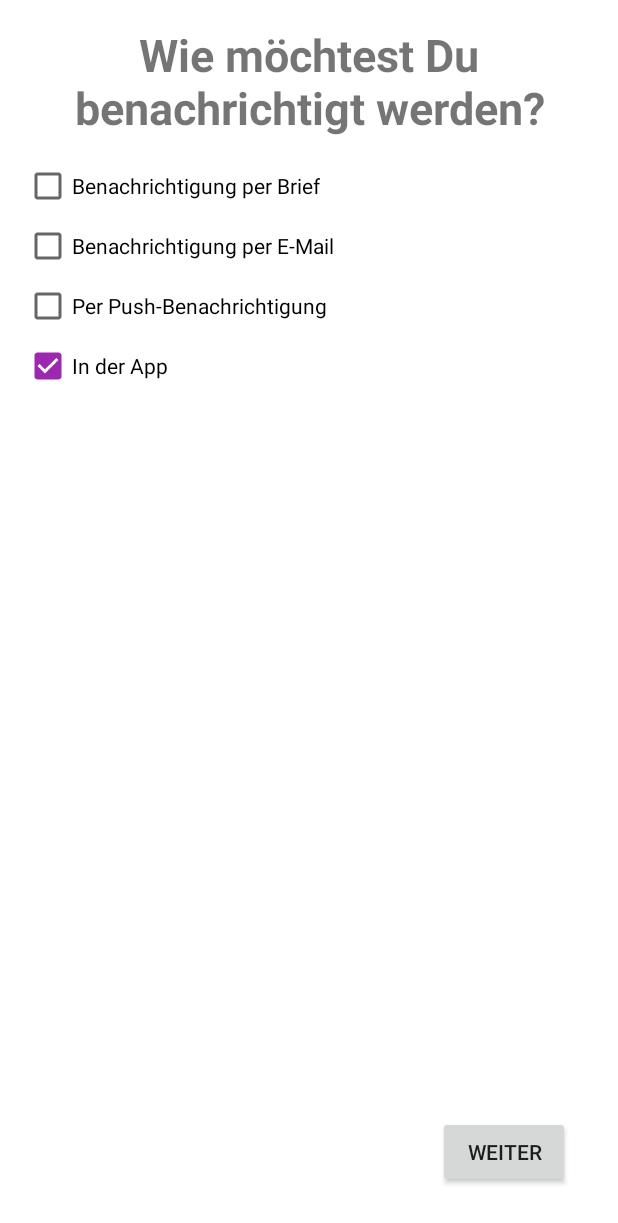
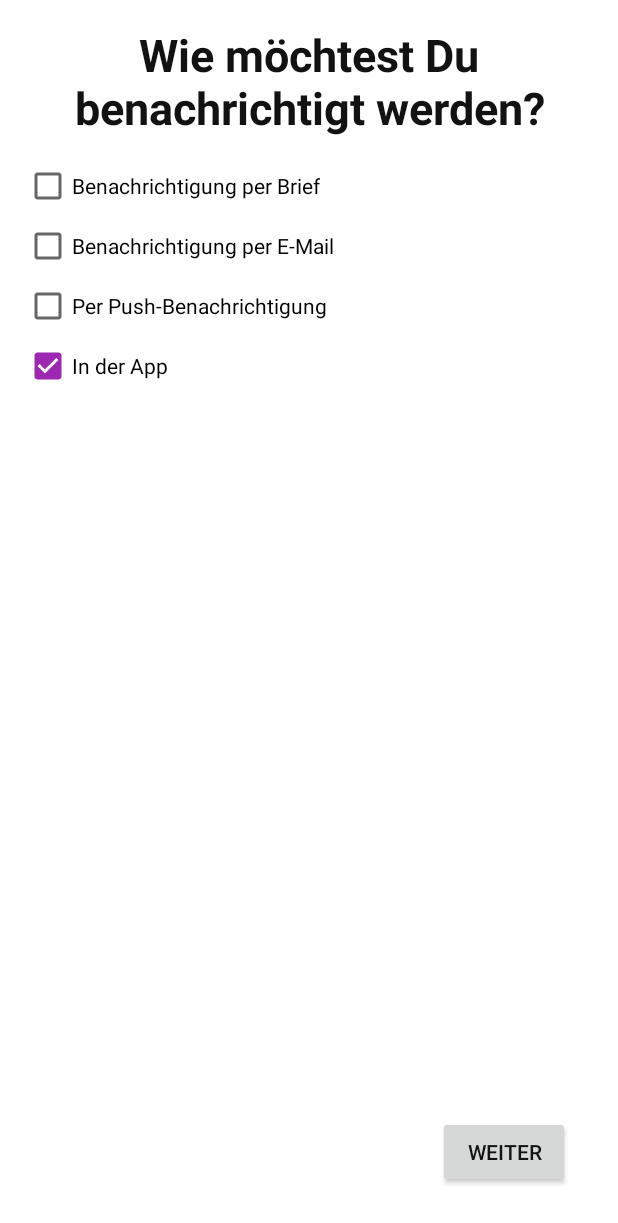
Before and after one commit to ComTols/Hackaton2020, an Android app: the screen it shows after launch (CreateAccount), on a phone screen of 412 x 824 dp. Shown: the top 1223 px of the screen. Run offline under Robolectric (Android 15) with nearby library versions, the phone set to English and light mode, and no system bars; libraries missing offline, so code that uses them is left out: com.karumi.dexter, me.dm7.barcodescanner; 2 statements that could not run were skipped.

Commit message:
Home-Screen Prototyp Card-System für Homescreen eingeführt - cards in styles.xml formatiert - themes geändert (noch zu verbessern) mit Rücksicht auf Toolbar von Android

```diff
--- a/app/build.gradle
+++ b/app/build.gradle
@@ -32,10 +32,11 @@ dependencies {
     implementation fileTree(dir: "libs", include: ["*.jar"])
     implementation 'androidx.appcompat:appcompat:1.2.0'
     implementation 'com.google.android.material:material:1.2.1'
-    implementation 'androidx.constraintlayout:constraintlayout:1.1.3'
+    implementation 'androidx.constraintlayout:constraintlayout:2.0.2'
     testImplementation 'junit:junit:4.+'
     androidTestImplementation 'androidx.test.ext:junit:1.1.2'
     androidTestImplementation 'androidx.test.espresso:espresso-core:3.3.0'
     implementation 'me.dm7.barcodescanner:zxing:1.9.13'
     implementation 'com.karumi:dexter:5.0.0'
+    implementation "androidx.cardview:cardview:1.0.0"
 }
--- a/app/src/main/java/com/example/hackaton2020/HomeScreen.java
+++ b/app/src/main/java/com/example/hackaton2020/HomeScreen.java
@@ -1,8 +1,11 @@
 package com.example.hackaton2020;
 
 import androidx.appcompat.app.AppCompatActivity;
+import androidx.core.content.ContextCompat;
 
+import android.os.Build;
 import android.os.Bundle;
+import android.view.WindowManager;
 
 public class HomeScreen extends AppCompatActivity {
 
--- a/app/src/main/java/com/example/hackaton2020/MainActivity.java
+++ b/app/src/main/java/com/example/hackaton2020/MainActivity.java
@@ -5,12 +5,15 @@ import android.app.AlarmManager;
 import android.app.PendingIntent;
 import android.content.Intent;
 import android.content.SharedPreferences;
+import android.os.Build;
 import android.os.Bundle;
 import android.view.View;
+import android.view.WindowManager;
 import android.widget.ImageButton;
 import android.widget.TextView;
 
 import androidx.appcompat.app.AppCompatActivity;
+import androidx.core.content.ContextCompat;
 
 import com.google.zxing.Result;
 import com.karumi.dexter.Dexter;
--- a/app/src/main/res/layout/activity_main.xml
+++ b/app/src/main/res/layout/activity_main.xml
@@ -10,6 +10,7 @@
 		android:id="@+id/zxscan"
 		android:layout_width="0dp"
 		android:layout_height="0dp"
+		android:background="@color/transparent"
 		app:layout_constraintBottom_toBottomOf="parent"
 		app:layout_constraintEnd_toEndOf="parent"
 		app:layout_constraintStart_toStartOf="parent"
--- a/app/src/main/res/values-night/themes.xml
+++ b/app/src/main/res/values-night/themes.xml
@@ -4,11 +4,11 @@
         <!-- Primary brand color. -->
         <item name="colorPrimary">@color/primary</item>
         <item name="colorPrimaryVariant">@color/primary_dark</item>
-        <item name="colorOnPrimary">@color/black</item>
+        <item name="colorOnPrimary">@color/blackBackground</item>
         <!-- Secondary brand color. -->
         <item name="colorSecondary">@color/primary</item>
         <item name="colorSecondaryVariant">@color/primary_dark</item>
-        <item name="colorOnSecondary">@color/black</item>
+        <item name="colorOnSecondary">@color/blackBackground</item>
         <!-- Status bar color. -->
         <item name="android:statusBarColor" tools:targetApi="l">?attr/colorPrimaryVariant</item>
         <!-- Customize your theme here. -->
--- a/app/src/main/res/values/colors.xml
+++ b/app/src/main/res/values/colors.xml
@@ -1,8 +1,8 @@
 <?xml version="1.0" encoding="utf-8"?>
 <resources>
-	<color name="black">#FF000000</color>
-	<color name="lightgray">#f1f3f4</color>
 	<color name="white">#FFFFFFFF</color>
+	<color name="lightgray">#f5f5f5</color>
+	<color name="lightgray2">#eaeaea</color>
 	<color name="primary">#2196F3</color>
 	<color name="primary_light">#448AFF</color>
 	<color name="primary_dark">#1565C0</color>
@@ -15,9 +15,10 @@
 	<color name="apply">#0A9A00</color>
 	<!--DarkMode-->
 	<color name="blackBackground">#121212</color>
-	<color name="blackForeground">#1F1F1F</color>
-	<color name="blackForeground2">#2E2E2E</color>
+	<color name="blackForegroundNormal">#1F1F1F</color>
+	<color name="blackForegroundHighEmphasis">#2E2E2E</color>
 	<color name="TextHighEmphasis">#DEFFFFFF</color>
 	<color name="TextMediumEmphasis">#99FFFFFF</color>
 	<color name="TextDisabled">#61FFFFFF</color>
+	<color name="transparent">#00000000</color>
 </resources>
--- a/app/src/main/res/values/strings.xml
+++ b/app/src/main/res/values/strings.xml
@@ -28,4 +28,5 @@
 	<string name="back">Zurück</string>
 	<string name="main_codeResult">Kein QR-Code gefunden</string>
 	<string name="main_IconDescription">Menu Icon</string>
+	<string name="home_screen_camerabutton">Kamera</string>
 </resources>
--- a/app/src/main/res/values/themes.xml
+++ b/app/src/main/res/values/themes.xml
@@ -2,15 +2,17 @@
     <!-- Base application theme. -->
     <style name="Theme.Hackaton2020" parent="Theme.MaterialComponents.DayNight.NoActionBar">
         <!-- Primary brand color. -->
-        <item name="colorPrimary">@color/primary</item>
-        <item name="colorPrimaryVariant">@color/primary_light</item>
-        <item name="colorOnPrimary">@color/white</item>
+        <item name="colorPrimary">@color/lightgray2</item>
+        <item name="colorPrimaryVariant">@color/blackBackground</item>
+        <item name="colorOnPrimary">@color/blackBackground</item>
         <!-- Secondary brand color. -->
         <item name="colorSecondary">@color/accent</item>
         <item name="colorSecondaryVariant">@color/accent_light</item>
-        <item name="colorOnSecondary">@color/black</item>
+        <item name="colorOnSecondary">@color/blackBackground</item>
         <!-- Status bar color. -->
-        <item name="android:statusBarColor" tools:targetApi="l">?attr/colorPrimaryVariant</item>
+        <item name="android:statusBarColor" tools:targetApi="l">?attr/colorPrimary</item>
         <!-- Customize your theme here. -->
+        <item name="android:textColor">?attr/colorOnPrimary</item>
+        <item name="background">@color/lightgray</item>
     </style>
 </resources>
```
Also changed, not shown: app/src/main/res/layout/activity_home_screen.xml (+48 -28 lines), app/src/main/res/values/styles.xml (added, +12 -0 lines).
